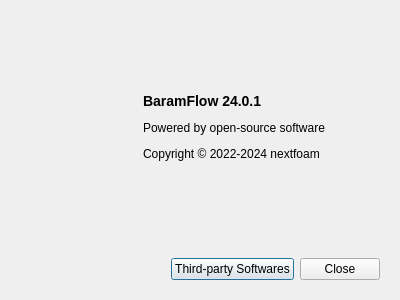
nextfoam/baram, file baramFlow/view/main_window/menu/help/about_dialog.ui: the form before one commit.
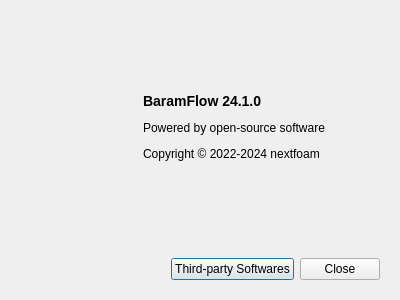
The form after the commit.

The edit to the form file:
```diff
--- a/baramFlow/view/main_window/menu/help/about_dialog.ui
+++ b/baramFlow/view/main_window/menu/help/about_dialog.ui
@@ -90,7 +90,7 @@
          </sizepolicy>
         </property>
         <property name="text">
-         <string>&lt;p&gt;&lt;b&gt;&lt;font size=&quot;4&quot;&gt;BaramFlow 24.0.1&lt;/font&gt;&lt;/b&gt;&lt;/p&gt;
+         <string>&lt;p&gt;&lt;b&gt;&lt;font size=&quot;4&quot;&gt;BaramFlow 24.1.0&lt;/font&gt;&lt;/b&gt;&lt;/p&gt;
 
 &lt;p&gt;Powered by open-source software&lt;/p&gt;
 
```
